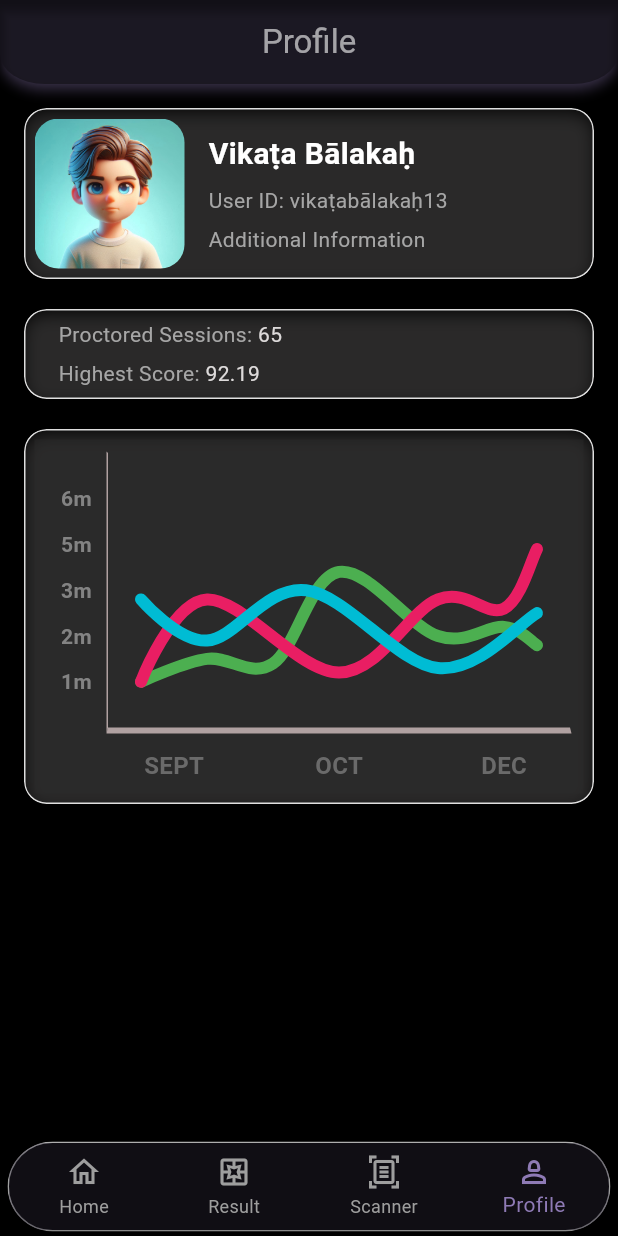
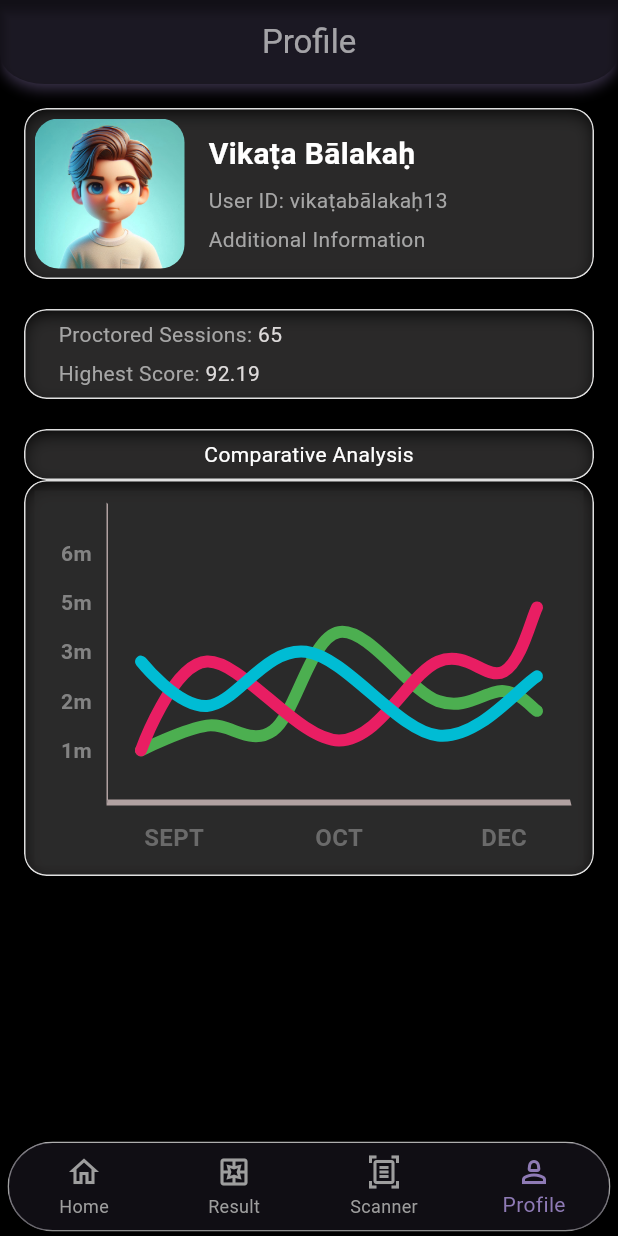
Before and after one commit to amartripathi0/Bi-Gaze, a Flutter app: the screen it shows after launch, item 4 of the bottom bar chosen, on a phone screen of 412 x 824 dp. Run offline on Flutter 3.47's test engine with Material 3 defaults, Android fonts, the phone set to English and light mode, and no system bars; drawn by our look-alikes of animated_background, fl_chart; our stand-ins replace animated_splash_screen, camera, glass_kit, glassmorphism, hive, hive_flutter and 1 more; missing offline and left inert: dart_ping, flutter_tflite, giffy_dialog, internet_speed_meter, simple_animated_button; accounts and stored records are empty; project files that could hold a hidden picture were left out.

Commit message:
Line chart enhanced

```diff
--- a/lib/ui/page/profile_page.dart
+++ b/lib/ui/page/profile_page.dart
@@ -103,9 +103,17 @@ class _ProfilePageState extends State<ProfilePage>
                     height: 20,
                   ),
                   // ----------------------------------------------------------
-                  SizedBox(
-                    height: 250,
-                    child: ProfileCardPlaceholder(child: LineChartWidget()),
+                  ProfileCardPlaceholder(
+                    child: Text(
+                      "Comparative Analysis",
+                      style: TextStyle(color: Colors.white),
+                    ),
+                  ),
+                  ProfileCardPlaceholder(
+                    child: SizedBox(
+                      height: 250,
+                      child: LineChartWidget(),
+                    ),
                   )
 
                   // -----------------------------------------------------------
```
